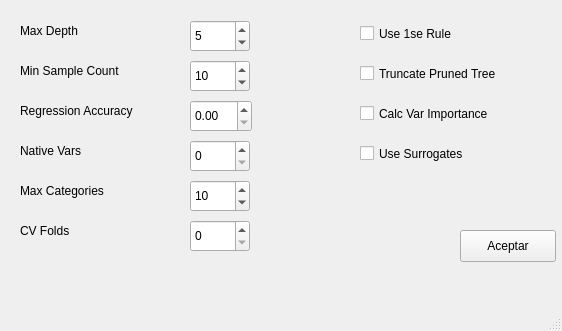
Before: the Qt Designer form src/gui/conf_rtrees.ui in IgnacioSRL/OpenCV_ML_Tool, drawn with Qt 5.
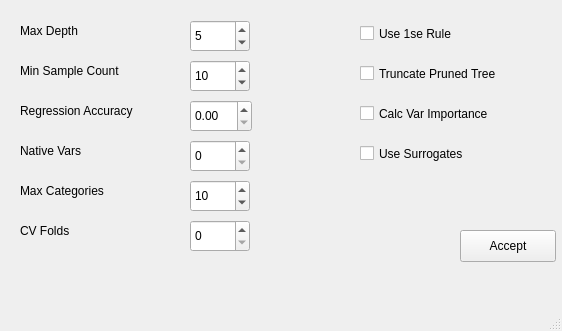
After: the same form once the commit is applied.

Patch:
```diff
--- a/src/gui/conf_rtrees.ui
+++ b/src/gui/conf_rtrees.ui
@@ -256,7 +256,7 @@
      </rect>
     </property>
     <property name="text">
-     <string>Aceptar</string>
+     <string>Accept</string>
     </property>
    </widget>
   </widget>
```
Left out of the diff: 2 changed lines with no effect on the pictures.
